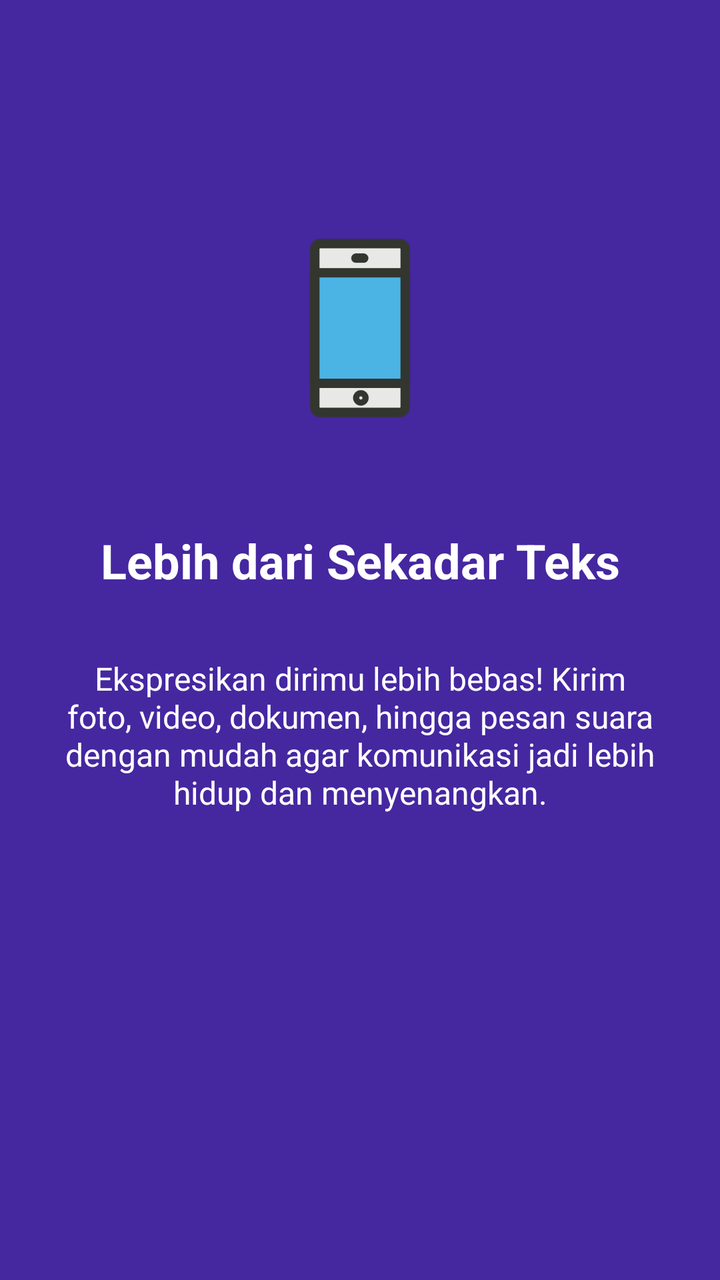
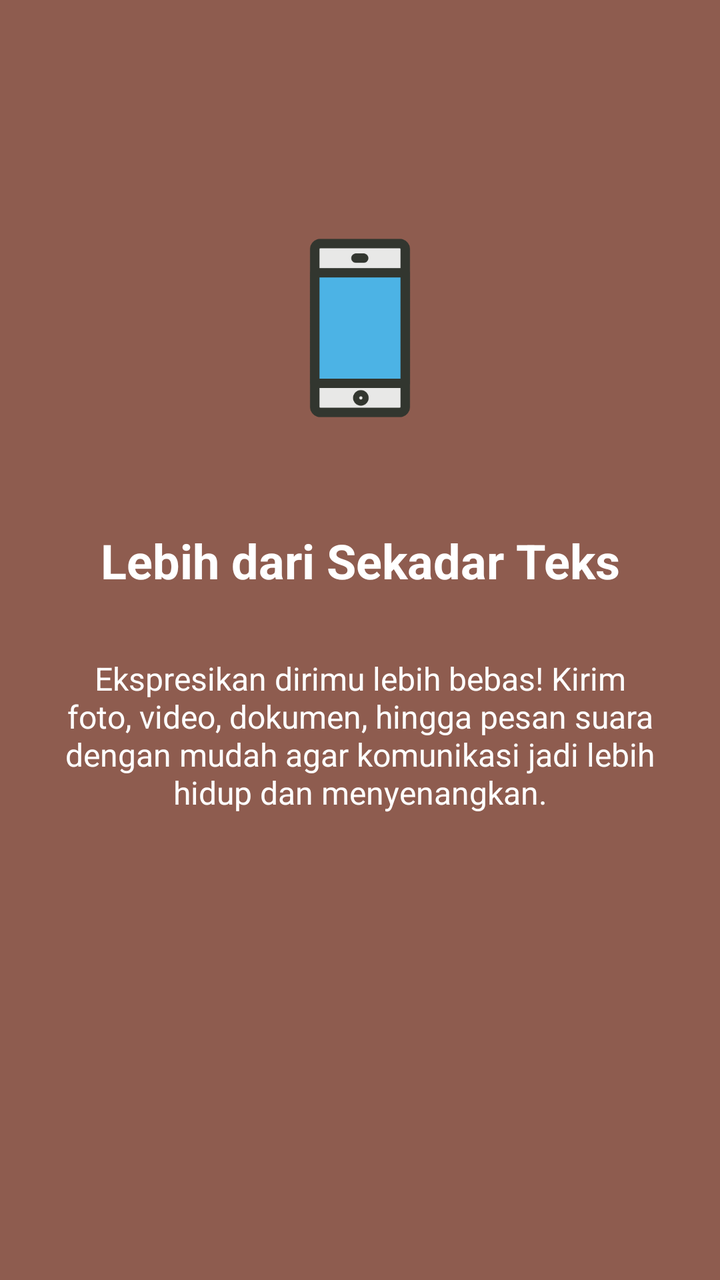

Before-and-after screenshots of an Android layout around one commit, followed by the original layout XML and the change that was made.
<!-- AndroidManifest.xml: application theme Theme.SuciApps -->
<!-- res/layout/fragment_tutorial2.xml -->
<?xml version="1.0" encoding="utf-8"?>
<androidx.constraintlayout.widget.ConstraintLayout
    xmlns:android="http://schemas.android.com/apk/res/android"
    xmlns:app="http://schemas.android.com/apk/res-auto"
    xmlns:tools="http://schemas.android.com/tools"
    android:layout_width="match_parent"
    android:layout_height="match_parent"
    android:background="#4527A0"
    android:padding="24dp"
    tools:context=".Message.tutorial.Tutorial2Fragment">

    <ImageView
        android:id="@+id/iv_tutorial_icon"
        android:layout_width="120dp"
        android:layout_height="120dp"
        android:layout_marginTop="80dp"
        android:src="@drawable/hp"
        app:layout_constraintEnd_toEndOf="parent"
        app:layout_constraintStart_toStartOf="parent"
        app:layout_constraintTop_toTopOf="parent"
        tools:ignore="ContentDescription" />

    <TextView
        android:id="@+id/tv_tutorial_title"
        android:layout_width="0dp"
        android:layout_height="wrap_content"
        android:layout_marginTop="40dp"
        android:gravity="center"
        android:text="Lebih dari Sekadar Teks"
        android:textColor="@android:color/white"
        android:textSize="24sp"
        android:textStyle="bold"
        app:layout_constraintEnd_toEndOf="parent"
        app:layout_constraintStart_toStartOf="parent"
        app:layout_constraintTop_toBottomOf="@id/iv_tutorial_icon" />

    <TextView
        android:id="@+id/tv_tutorial_description"
        android:layout_width="0dp"
        android:layout_height="wrap_content"
        android:layout_marginTop="32dp"
        android:gravity="center"
        android:text="Ekspresikan dirimu lebih bebas! Kirim foto, video, dokumen, hingga pesan suara dengan mudah agar komunikasi jadi lebih hidup dan menyenangkan."
        android:textColor="@android:color/white"
        android:textSize="16sp"
        app:layout_constraintEnd_toEndOf="parent"
        app:layout_constraintStart_toStartOf="parent"
        app:layout_constraintTop_toBottomOf="@id/tv_tutorial_title" />

</androidx.constraintlayout.widget.ConstraintLayout>
<!-- resources referenced by this layout -->
<resources>
  <!-- drawable hp: png bitmap (drawable, 5199 bytes) -->
  <style name="Theme.SuciApps" parent="Base.Theme.SuciApps" />
  <style name="Base.Theme.SuciApps" parent="Theme.Material3.DayNight.NoActionBar">
          
          
      </style>
</resources>

<!-- the commit's change to res/layout/fragment_tutorial2.xml (unified diff, before → after) -->
@@ -5,7 +5,7 @@
     xmlns:tools="http://schemas.android.com/tools"
     android:layout_width="match_parent"
     android:layout_height="match_parent"
-    android:background="#4527A0"
+    android:background="#8E5C4F"
     android:padding="24dp"
     tools:context=".Message.tutorial.Tutorial2Fragment">
 
